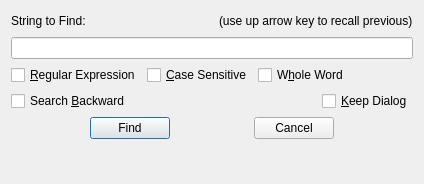
Qt form source/ui/DialogFind.ui (eteran/nedit-ng) before a commit.
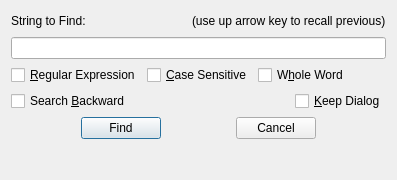
The same form after that commit. Icons and pictures are not drawn.

```diff
--- a/source/ui/DialogFind.ui
+++ b/source/ui/DialogFind.ui
@@ -6,8 +6,8 @@
    <rect>
     <x>0</x>
     <y>0</y>
-    <width>424</width>
-    <height>184</height>
+    <width>397</width>
+    <height>180</height>
    </rect>
   </property>
   <property name="windowTitle">
@@ -46,7 +46,11 @@
     </layout>
    </item>
    <item>
-    <widget class="QLineEdit" name="textFind"/>
+    <widget class="QLineEdit" name="textFind">
+     <property name="clearButtonEnabled">
+      <bool>true</bool>
+     </property>
+    </widget>
    </item>
    <item>
     <layout class="QHBoxLayout" name="horizontalLayout_2">
```
Left out of the diff: 6 changed lines with no effect on the pictures.
